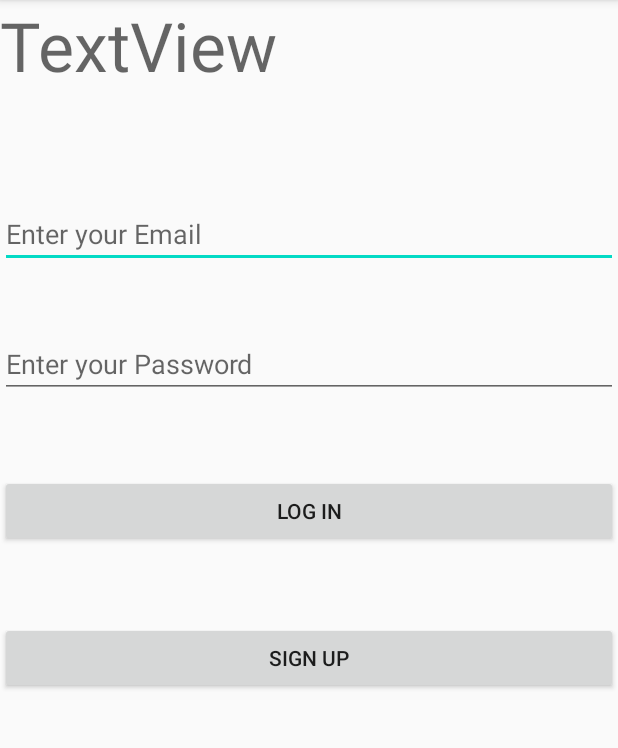
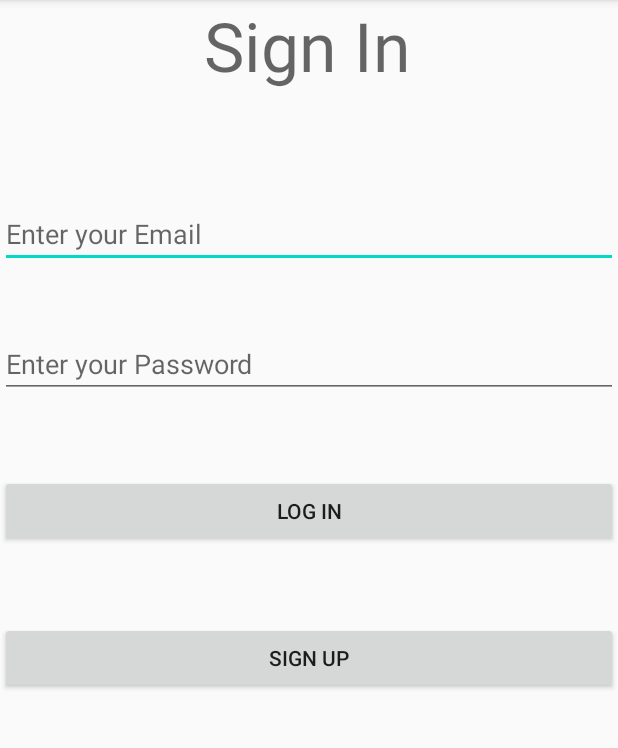
Before and after one commit to Waelkersh1/FinalProject, an Android app: the screen it shows after launch (signin), on a phone screen of 412 x 824 dp, the part 84-832 px from its top. Run offline under Robolectric (Android 15) with nearby library versions, the phone set to English and light mode, and no system bars; our stand-ins replace Firebase (no records; nobody signed in at launch, a user with empty details on screens opened directly).

Commit message:
Final Project

```diff
--- a/app/src/main/res/layout/activity_signin.xml
+++ b/app/src/main/res/layout/activity_signin.xml
@@ -15,7 +15,7 @@
             android:id="@+id/textView"
             android:layout_width="match_parent"
             android:layout_height="67dp"
-            android:text="TextView"
+            android:text="            Sign In"
             android:textAppearance="@style/TextAppearance.AppCompat.Display2"
             tools:text="            Sign In" />
 
```
